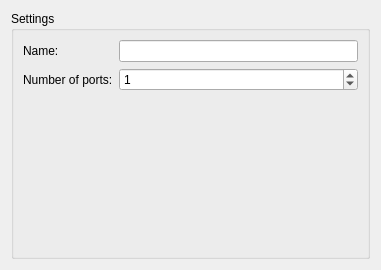
Before: the Qt Designer form gns3/modules/dynamips/ui/ethernet_hub_configuration_page.ui in mpplab/MNSS, drawn with Qt 5.
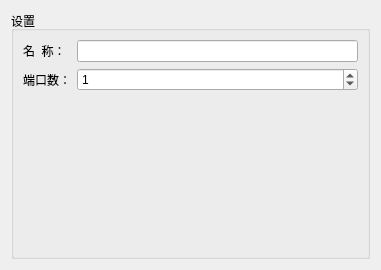
After: the same form once the commit is applied.

Patch:
```diff
--- a/gns3/modules/dynamips/ui/ethernet_hub_configuration_page.ui
+++ b/gns3/modules/dynamips/ui/ethernet_hub_configuration_page.ui
@@ -23,13 +23,13 @@
       </sizepolicy>
      </property>
      <property name="title">
-      <string>Settings</string>
+      <string>设置</string>
      </property>
      <layout class="QGridLayout" name="gridLayout">
       <item row="0" column="0">
        <widget class="QLabel" name="uiNameLabel">
         <property name="text">
-         <string>Name:</string>
+         <string>名  称：</string>
         </property>
        </widget>
       </item>
@@ -39,7 +39,7 @@
       <item row="1" column="0">
        <widget class="QLabel" name="uiPortsLabel">
         <property name="text">
-         <string>Number of ports:</string>
+         <string>端口数：</string>
         </property>
        </widget>
       </item>
```
Left out of the diff: 2 changed lines with no effect on the pictures.
